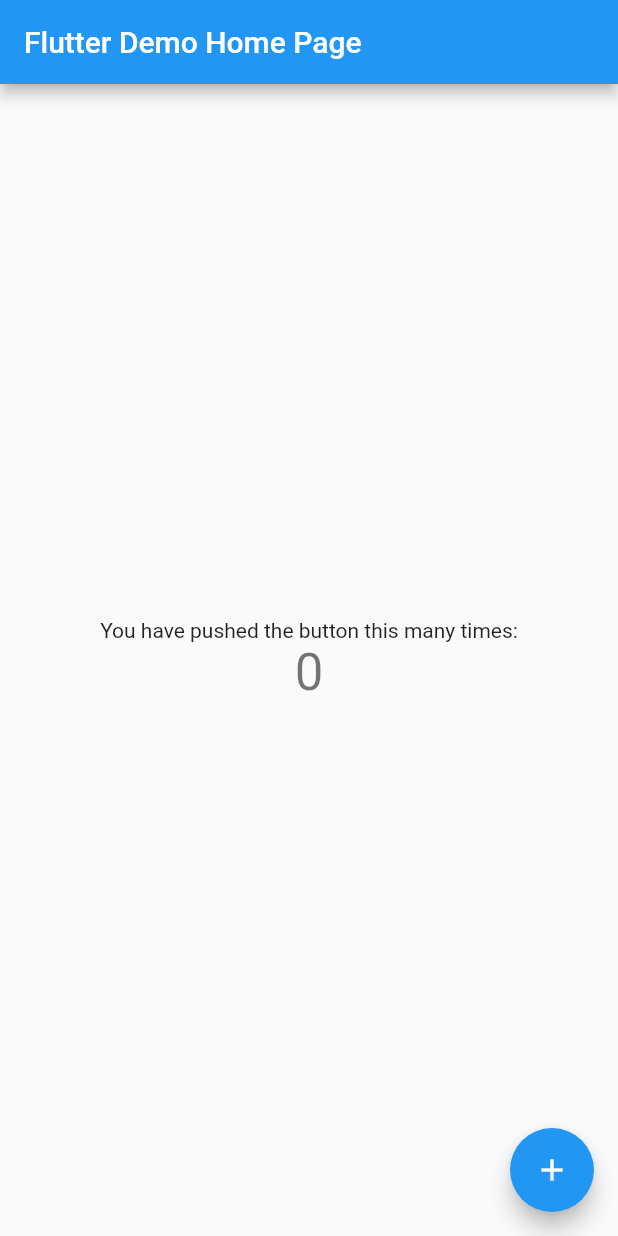
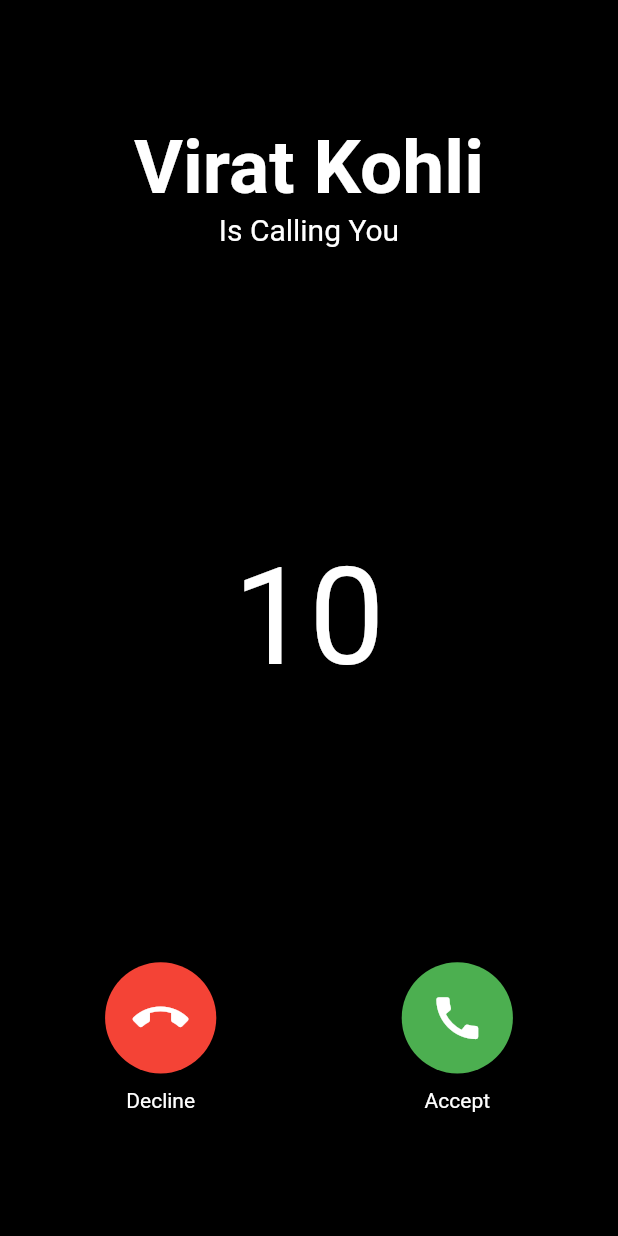
Before and after one commit to hridaypradhan/ringtone-demo-flutter, a Flutter app: the screen it shows after launch, on a phone screen of 412 x 824 dp. Run offline on Flutter 3.47's test engine with Material 2 defaults, Android fonts, the phone set to English and light mode, and no system bars.

Commit message:
Completed UI

```diff
--- a/lib/main.dart
+++ b/lib/main.dart
@@ -1,113 +1,129 @@
 import 'package:flutter/material.dart';
 
-void main() {
-  runApp(MyApp());
-}
+void main() => runApp(MyApp());
 
 class MyApp extends StatelessWidget {
-  // This widget is the root of your application.
   @override
   Widget build(BuildContext context) {
     return MaterialApp(
-      title: 'Flutter Demo',
-      theme: ThemeData(
-        // This is the theme of your application.
-        //
-        // Try running your application with "flutter run". You'll see the
-        // application has a blue toolbar. Then, without quitting the app, try
-        // changing the primarySwatch below to Colors.green and then invoke
-        // "hot reload" (press "r" in the console where you ran "flutter run",
-        // or simply save your changes to "hot reload" in a Flutter IDE).
-        // Notice that the counter didn't reset back to zero; the application
-        // is not restarted.
-        primarySwatch: Colors.blue,
-      ),
-      home: MyHomePage(title: 'Flutter Demo Home Page'),
+      title: 'Material App',
+      home: IncomingCallScreen(),
     );
   }
 }
 
-class MyHomePage extends StatefulWidget {
-  MyHomePage({Key key, this.title}) : super(key: key);
-
-  // This widget is the home page of your application. It is stateful, meaning
-  // that it has a State object (defined below) that contains fields that affect
-  // how it looks.
-
-  // This class is the configuration for the state. It holds the values (in this
-  // case the title) provided by the parent (in this case the App widget) and
-  // used by the build method of the State. Fields in a Widget subclass are
-  // always marked "final".
-
-  final String title;
-
-  @override
-  _MyHomePageState createState() => _MyHomePageState();
-}
-
-class _MyHomePageState extends State<MyHomePage> {
-  int _counter = 0;
-
-  void _incrementCounter() {
-    setState(() {
-      // This call to setState tells the Flutter framework that something has
-      // changed in this State, which causes it to rerun the build method below
-      // so that the display can reflect the updated values. If we changed
-      // _counter without calling setState(), then the build method would not be
-      // called again, and so nothing would appear to happen.
-      _counter++;
-    });
-  }
-
+class IncomingCallScreen extends StatelessWidget {
   @override
   Widget build(BuildContext context) {
-    // This method is rerun every time setState is called, for instance as done
-    // by the _incrementCounter method above.
-    //
-    // The Flutter framework has been optimized to make rerunning build methods
-    // fast, so that you can just rebuild anything that needs updating rather
-    // than having to individually change instances of widgets.
-    return Scaffold(
-      appBar: AppBar(
-        // Here we take the value from the MyHomePage object that was created by
-        // the App.build method, and use it to set our appbar title.
-        title: Text(widget.title),
-      ),
-      body: Center(
-        // Center is a layout widget. It takes a single child and positions it
-        // in the middle of the parent.
-        child: Column(
-          // Column is also a layout widget. It takes a list of children and
-          // arranges them vertically. By default, it sizes itself to fit its
-          // children horizontally, and tries to be as tall as its parent.
-          //
-          // Invoke "debug painting" (press "p" in the console, choose the
-          // "Toggle Debug Paint" action from the Flutter Inspector in Android
-          // Studio, or the "Toggle Debug Paint" command in Visual Studio Code)
-          // to see the wireframe for each widget.
-          //
-          // Column has various properties to control how it sizes itself and
-          // how it positions its children. Here we use mainAxisAlignment to
-          // center the children vertically; the main axis here is the vertical
-          // axis because Columns are vertical (the cross axis would be
-          // horizontal).
-          mainAxisAlignment: MainAxisAlignment.center,
-          children: <Widget>[
-            Text(
-              'You have pushed the button this many times:',
+    var screenSize = MediaQuery.of(context).size;
+    return SafeArea(
+      child: Scaffold(
+        backgroundColor: Colors.black,
+        body: Stack(
+          alignment: Alignment.center,
+          children: [
+            Positioned(
+              top: screenSize.height * 0.1,
+              child: Column(
+                children: [
+                  Text(
+                    'Virat Kohli',
+                    style: TextStyle(
+                      color: Colors.white,
+                      fontSize: 50.0,
+                      fontWeight: FontWeight.bold,
+                    ),
+                  ),
+                  Text(
+                    'Is Calling You',
+                    style: TextStyle(
+                      color: Colors.white,
+                      fontSize: 20.0,
+                    ),
+                  ),
+                ],
+              ),
             ),
-            Text(
-              '$_counter',
-              style: Theme.of(context).textTheme.headline4,
+            Center(
+              child: Text(
+                '10',
+                style: TextStyle(
+                  color: Colors.white,
+                  fontSize: 90.0,
+                ),
+              ),
+            ),
+            Positioned(
+              bottom: screenSize.height * 0.1,
+              child: Row(
+                mainAxisAlignment: MainAxisAlignment.spaceEvenly,
+                children: [
+                  CallActionButton(
+                    onPressed: () {},
+                    label: 'Decline',
+                    icon: Icons.call_end,
+                    color: Colors.red,
+                  ),
+                  SizedBox(
+                    width: screenSize.width * 0.3,
+                  ),
+                  CallActionButton(
+                    onPressed: () {},
+                    label: 'Accept',
+                    icon: Icons.call,
+                    color: Colors.green,
+                  ),
+                ],
+              ),
             ),
           ],
         ),
       ),
-      floatingActionButton: FloatingActionButton(
-        onPressed: _incrementCounter,
-        tooltip: 'Increment',
-        child: Icon(Icons.add),
-      ), // This trailing comma makes auto-formatting nicer for build methods.
     );
   }
 }
+
+class CallActionButton extends StatelessWidget {
+  final String label;
+  final Color color;
+  final IconData icon;
+  final Function onPressed;
+
+  const CallActionButton({
+    @required this.label,
+    @required this.color,
+    @required this.icon,
+    @required this.onPressed,
+  });
+  @override
+  Widget build(BuildContext context) {
+    var screenSize = MediaQuery.of(context).size;
+    return Column(
+      children: [
+        SizedBox(
+          width: screenSize.width * 0.18,
+          height: screenSize.width * 0.18,
+          child: RawMaterialButton(
+            shape: CircleBorder(),
+            onPressed: onPressed,
+            child: Icon(
+              icon,
+              color: Colors.white,
+              size: screenSize.width * 0.09,
+            ),
+            fillColor: color,
+          ),
+        ),
+        SizedBox(
+          height: 10.0,
+        ),
+        Text(
+          label,
+          style: TextStyle(
+            color: Colors.white,
+          ),
+        ),
+      ],
+    );
+  }
+}
```
Also changed, not shown: pubspec.yaml (+1 -9 lines), pubspec.lock.
